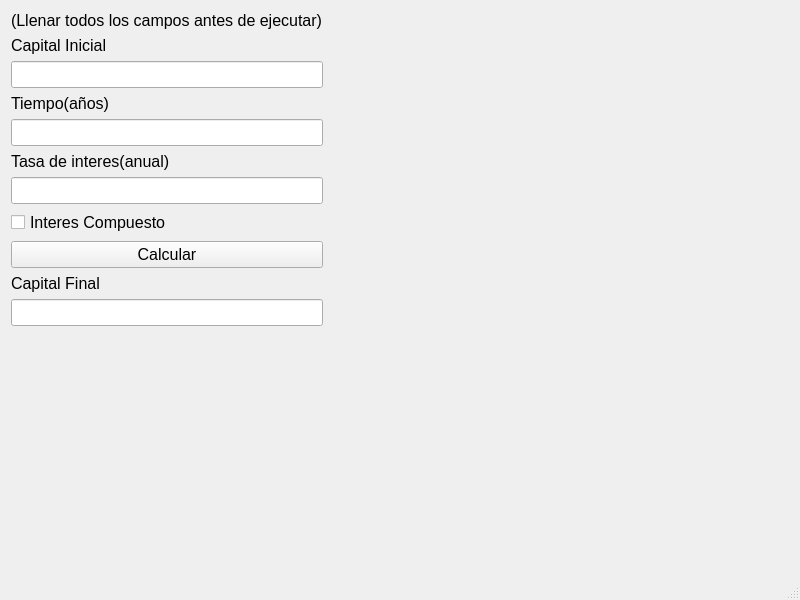
Endorphyne/Facultad, file Programacion1/GUI_Horodeski_Lautaro/calculadora_de_interes.ui: the form before one commit.
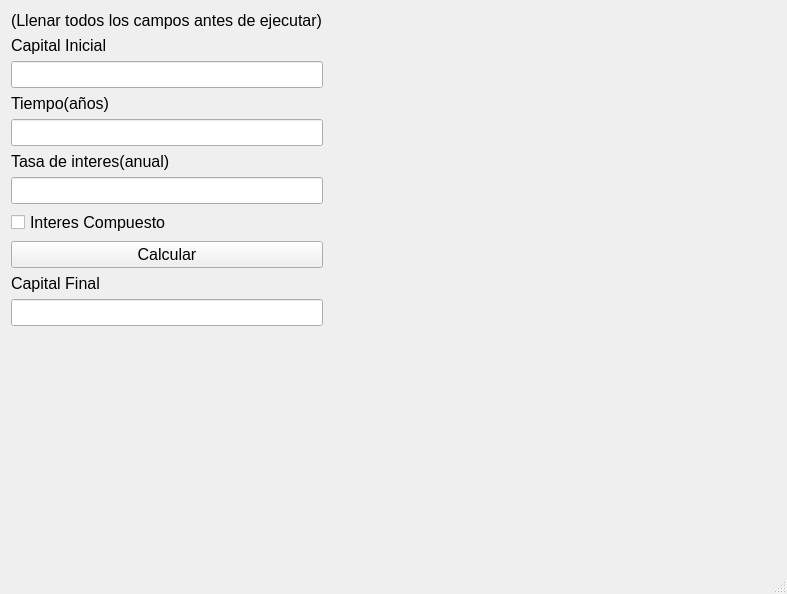
The form after the commit.

Diff of the .ui file:
```diff
--- a/Programacion1/GUI_Horodeski_Lautaro/calculadora_de_interes.ui
+++ b/Programacion1/GUI_Horodeski_Lautaro/calculadora_de_interes.ui
@@ -6,8 +6,8 @@
    <rect>
     <x>0</x>
     <y>0</y>
-    <width>800</width>
-    <height>600</height>
+    <width>787</width>
+    <height>594</height>
    </rect>
   </property>
   <property name="font">
```
Left out of the diff: 4 changed lines with no effect on the pictures.
